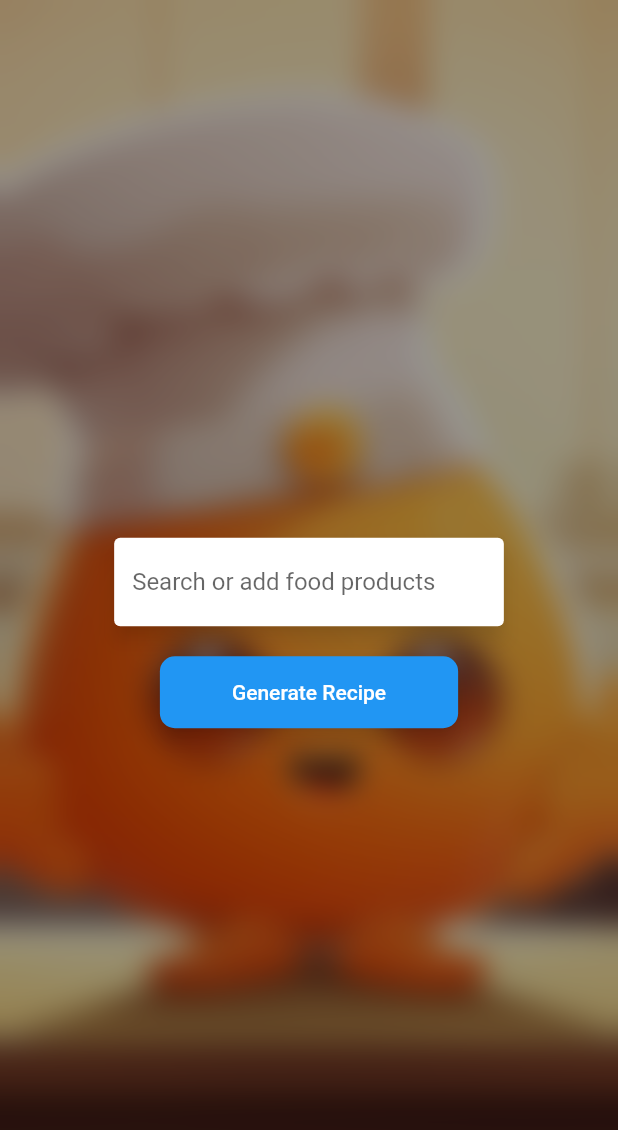
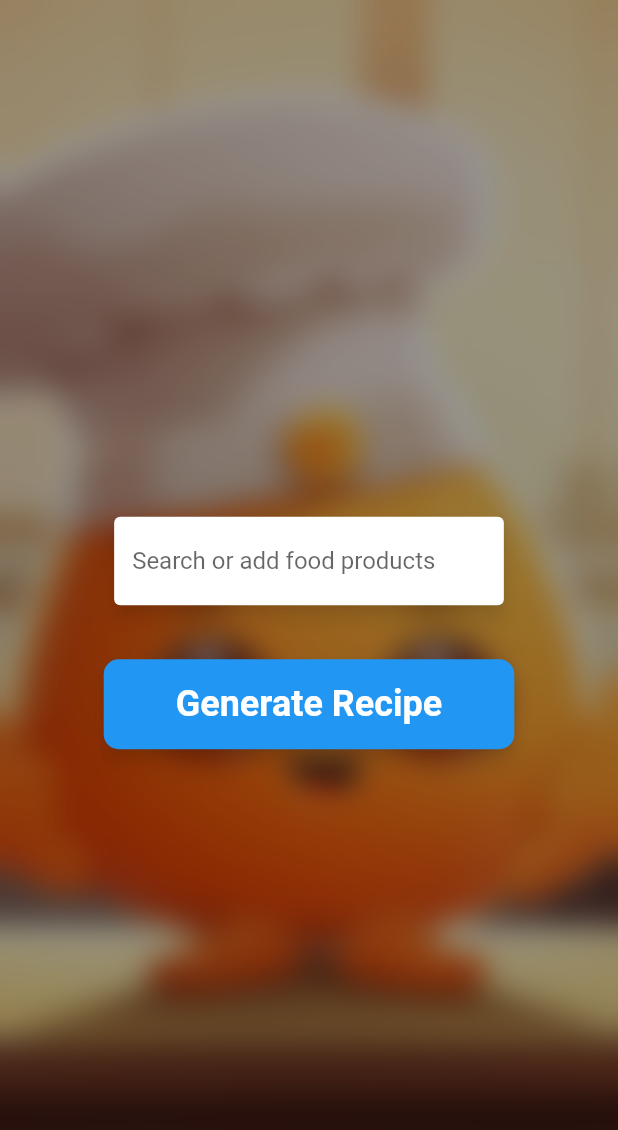
Before and after one commit to Martin-knowit/recipe_generator, a Flutter app: the InputScreen screen opened directly, on a phone screen of 412 x 824 dp. Shown: the top 1130 px of the screen. Run offline on Flutter 3.47's test engine with Material 2 defaults, Android fonts, the phone set to English and light mode, and no system bars; drawn by our look-alikes of flutter_typeahead.

Commit message:
Updated generate response button to have the same styling as on the main page

```diff
--- a/lib/input_screen.dart
+++ b/lib/input_screen.dart
@@ -107,7 +107,7 @@ class _InputScreenState extends State<InputScreen> {
                           ),
                         ),
                       ),
-                      SizedBox(height: 16.0),
+                      SizedBox(height: 32.0),
                       ElevatedButton(
                         onPressed: () async {
                           Recipe recipe =
@@ -133,7 +133,12 @@ class _InputScreenState extends State<InputScreen> {
                           shadowColor: Colors.black.withOpacity(0.5),
                           primary: Colors.blue,
                         ),
-                        child: Text('Generate Recipe'),
+                        child: Text('Generate Recipe',
+                            style: TextStyle(
+                              fontSize: 24.0,
+                              fontWeight: FontWeight.bold,
+                            ),
+                        ),
                       ),
                       Spacer(),
                     ],
```
